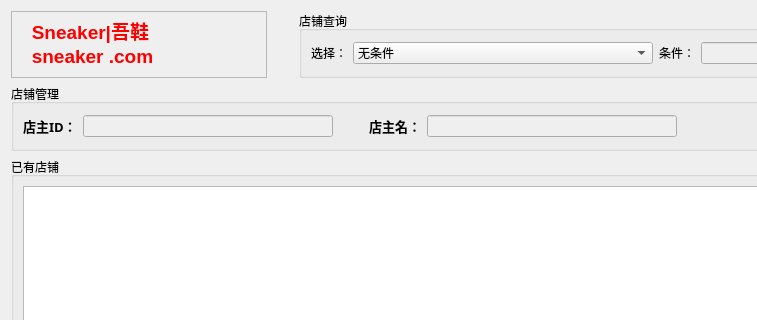
The window that 2_qt/SneakerTraClient/subtrader/traderstoreform.ui (IvanNotOnlyFAt/Sneaker) describes before a commit, drawn with Qt 5; both pictures show x 0 to 757 and y 0 to 320 of the 1110 by 800 pixel window.
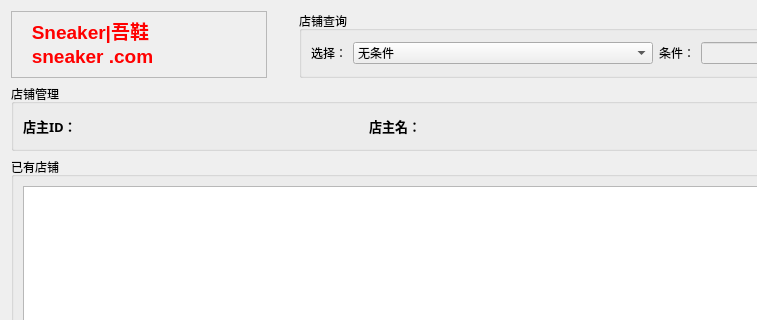
The same window after the commit.

```diff
--- a/2_qt/SneakerTraClient/subtrader/traderstoreform.ui
+++ b/2_qt/SneakerTraClient/subtrader/traderstoreform.ui
@@ -13,6 +13,20 @@
   <property name="windowTitle">
    <string>Form</string>
   </property>
+  <property name="styleSheet">
+   <string notr="true">QLineEdit{
+color: rgb(255, 0, 0);
+}
+QLineEdit#le_traderid{
+background-color:transparent;
+border-width:0;border-style:outset
+}
+QLineEdit#le_tradername{
+background-color:transparent;
+border-width:0;border-style:outset
+}
+</string>
+  </property>
   <layout class="QGridLayout" name="gridLayout_5">
    <item row="0" column="0">
     <layout class="QGridLayout" name="gridLayout_4">
@@ -186,6 +200,9 @@
               <height>0</height>
              </size>
             </property>
+            <property name="alignment">
+             <set>Qt::AlignCenter</set>
+            </property>
            </widget>
           </item>
           <item>
@@ -245,6 +262,9 @@
               <height>0</height>
              </size>
             </property>
+            <property name="alignment">
+             <set>Qt::AlignCenter</set>
+            </property>
            </widget>
           </item>
           <item>
```
Left out of the diff: 2 changed lines with no effect on the pictures.
